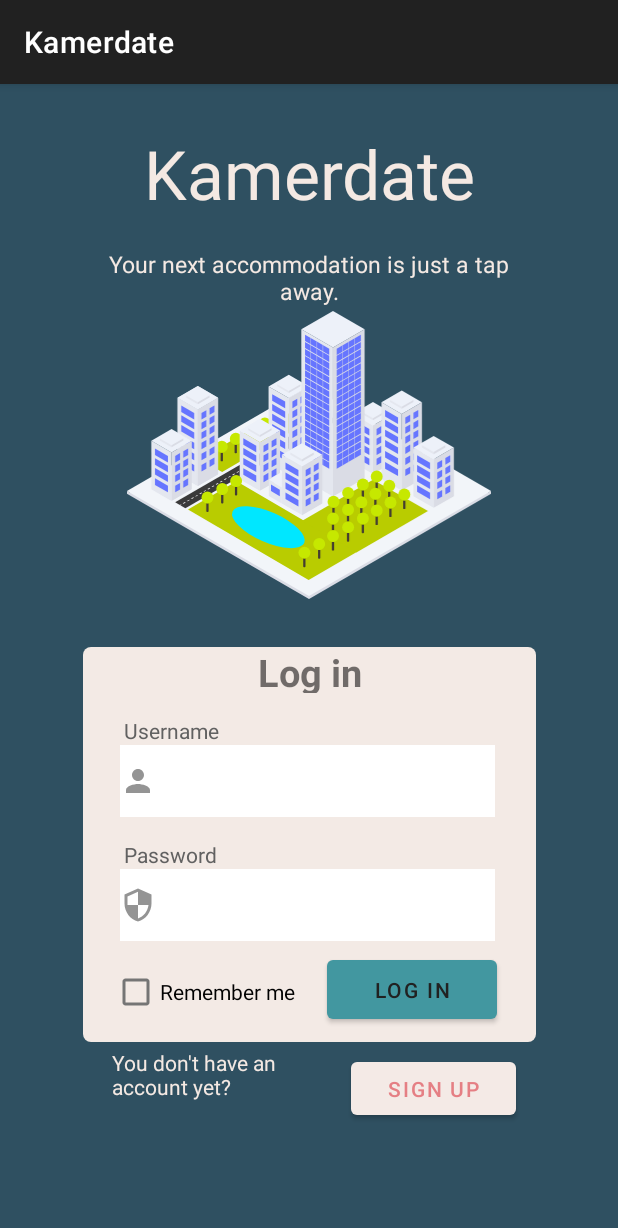
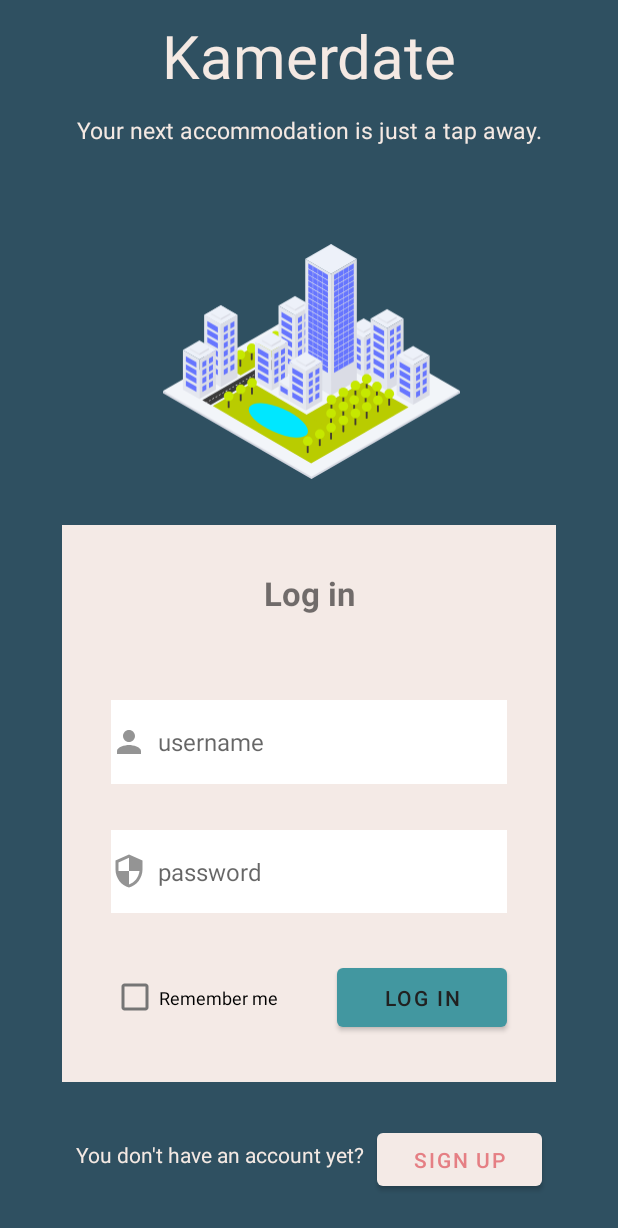
Before and after one commit to zizzkata/dbl-app-development, an Android app: the screen it shows after launch (LoginPage), on a phone screen of 412 x 824 dp. Shown: the top 1228 px of the screen. Run offline under Robolectric (Android 15) with nearby library versions, the phone set to English and light mode, and no system bars.

Commit message:
Resizing Layout
Resizing text boxes still has to be finished

```diff
--- a/app/src/main/res/layout/activity_login_page.xml
+++ b/app/src/main/res/layout/activity_login_page.xml
@@ -7,157 +7,28 @@
     android:background="@color/dark_blue"
     tools:context=".LoginPage">
 
-    <TextView
-        android:id="@+id/app_name"
-        android:layout_width="259dp"
-        android:layout_height="71dp"
-        android:text="@string/app_name"
-        android:textAlignment="center"
-        android:textColor="@color/whitish"
-        android:textSize="45sp"
-        android:textStyle="normal"
+    <androidx.constraintlayout.widget.ConstraintLayout
+        android:id="@+id/SignupContainer"
+        android:layout_width="0dp"
+        android:layout_height="0dp"
         app:layout_constraintBottom_toBottomOf="parent"
-        app:layout_constraintEnd_toEndOf="parent"
-        app:layout_constraintStart_toStartOf="parent"
-        app:layout_constraintTop_toTopOf="parent"
-        app:layout_constraintVertical_bias="0.042" />
-
-    <TextView
-        android:id="@+id/moto"
-        android:layout_width="301dp"
-        android:layout_height="42dp"
-        android:layout_marginTop="4dp"
-        android:text="@string/moto"
-        android:textAlignment="center"
-        android:textColor="@color/whitish"
-        android:textSize="15sp"
-        android:textStyle="normal"
-        app:layout_constraintBottom_toBottomOf="parent"
-        app:layout_constraintEnd_toEndOf="parent"
-        app:layout_constraintStart_toStartOf="parent"
-        app:layout_constraintTop_toBottomOf="@+id/app_name"
-        app:layout_constraintVertical_bias="0.007" />
-
-    <ImageView
-        android:id="@+id/creamy_white_background"
-        android:layout_width="302dp"
-        android:layout_height="263dp"
-        android:layout_marginTop="8dp"
-        android:contentDescription="@string/background_for_sign_up"
-        app:layout_constraintBottom_toBottomOf="parent"
-        app:layout_constraintEnd_toEndOf="parent"
-        app:layout_constraintHorizontal_bias="0.504"
-        app:layout_constraintStart_toStartOf="parent"
-        app:layout_constraintTop_toBottomOf="@+id/imageView"
-        app:layout_constraintVertical_bias="0.156"
-        app:srcCompat="@drawable/rectanglebg"
-        tools:ignore="ImageContrastCheck" />
-
-    <TextView
-        android:id="@+id/textView5"
-        android:layout_width="120dp"
-        android:layout_height="31dp"
-        android:layout_marginTop="-10dp"
-        android:layout_marginBottom="120dp"
-        android:text="@string/log_in"
-        android:textAlignment="center"
-        android:textColorLink="@color/dark_blue"
-        android:textSize="25sp"
-        android:textStyle="bold"
-        app:layout_constraintBottom_toBottomOf="@+id/creamy_white_background"
-        app:layout_constraintEnd_toEndOf="@+id/creamy_white_background"
-        app:layout_constraintStart_toStartOf="@+id/creamy_white_background"
-        app:layout_constraintTop_toTopOf="@+id/creamy_white_background"
-        app:layout_constraintVertical_bias="0.079" />
-    <TextView
-        android:id="@+id/username"
-        android:layout_width="wrap_content"
-        android:layout_height="wrap_content"
-        android:layout_marginTop="15dp"
-        android:text="@string/username"
-        android:textColor="#616161"
-        app:layout_constraintEnd_toEndOf="@+id/creamy_white_background"
-        app:layout_constraintHorizontal_bias="0.115"
-        app:layout_constraintStart_toStartOf="@+id/creamy_white_background"
-        app:layout_constraintTop_toBottomOf="@+id/textView5" />
-
-    <EditText
-        android:id="@+id/editUsernameBox"
-        android:layout_width="250dp"
-        android:layout_height="48dp"
-        android:background="@color/white"
-        android:drawableStart="@drawable/ic_person"
-        android:drawablePadding="3dp"
-        android:ems="10"
-        android:importantForAutofill="no"
-        android:inputType="textPersonName"
-        android:labelFor="@id/editUsernameBox"
-        app:layout_constraintBottom_toBottomOf="@+id/creamy_white_background"
-        app:layout_constraintEnd_toEndOf="@+id/creamy_white_background"
-        app:layout_constraintHorizontal_bias="0.48"
-        app:layout_constraintStart_toStartOf="@+id/creamy_white_background"
-        app:layout_constraintTop_toBottomOf="@+id/username"
-        app:layout_constraintVertical_bias="0.0"
-        tools:ignore="SpeakableTextPresentCheck" />
-
-    <TextView
-        android:id="@+id/password"
-        android:layout_width="wrap_content"
-        android:layout_height="wrap_content"
-        android:layout_marginTop="15dp"
-        android:text="@string/password"
-        android:textColor="#616161"
-        app:layout_constraintEnd_toEndOf="@+id/creamy_white_background"
-        app:layout_constraintHorizontal_bias="0.114"
-        app:layout_constraintStart_toStartOf="@+id/creamy_white_background"
-        app:layout_constraintTop_toBottomOf="@+id/editUsernameBox" />
-
-    <EditText
-        android:id="@+id/editPasswordBox"
-        android:layout_width="250dp"
-        android:layout_height="48dp"
-        android:background="@color/white"
-        android:drawableStart="@drawable/ic_security"
-        android:drawablePadding="3dp"
-        android:ems="10"
-        android:importantForAutofill="no"
-        android:inputType="textPassword"
-        android:labelFor="@id/editPasswordBox"
-        app:layout_constraintBottom_toBottomOf="@+id/creamy_white_background"
-        app:layout_constraintEnd_toEndOf="@+id/creamy_white_background"
-        app:layout_constraintHorizontal_bias="0.48"
-        app:layout_constraintStart_toStartOf="@+id/creamy_white_background"
-        app:layout_constraintTop_toBottomOf="@+id/password"
-        app:layout_constraintVertical_bias="0.0"
-        tools:ignore="SpeakableTextPresentCheck" />
+        app:layout_constraintEnd_toEndOf="@id/guideline3"
+        app:layout_constraintHeight_percent="0.1"
+        app:layout_constraintHorizontal_bias="0.5"
+        app:layout_constraintStart_toStartOf="@id/guideline2"
+        app:layout_constraintTop_toBottomOf="@+id/LoginContainer">
 
         <TextView
             android:id="@+id/haveAcountText"
-        android:layout_width="123dp"
-        android:layout_height="41dp"
+            android:layout_width="wrap_content"
+            android:layout_height="25dp"
             android:text="@string/you_don_t_have_an_account_yet"
             android:textColor="@color/whitish"
             app:layout_constraintBottom_toBottomOf="parent"
             app:layout_constraintEnd_toStartOf="@+id/signUpButton"
-        app:layout_constraintHorizontal_bias="0.672"
+            app:layout_constraintHorizontal_bias="0.5"
             app:layout_constraintStart_toStartOf="parent"
-        app:layout_constraintTop_toBottomOf="@+id/logInButton"
-        app:layout_constraintVertical_bias="0.136" />
-
-    <Button
-        android:id="@+id/logInButton"
-        android:layout_width="113dp"
-        android:layout_height="51dp"
-        android:text="@string/log_in"
-        android:textColor="#212121"
-        app:backgroundTint="@color/teal"
-        app:layout_constraintBottom_toBottomOf="@+id/creamy_white_background"
-        app:layout_constraintEnd_toEndOf="@+id/creamy_white_background"
-        app:layout_constraintHorizontal_bias="0.862"
-        app:layout_constraintStart_toStartOf="@+id/creamy_white_background"
-        app:layout_constraintTop_toBottomOf="@+id/editPasswordBox"
-        app:layout_constraintVertical_bias="0.411"
-        tools:ignore="TextContrastCheck,DuplicateSpeakableTextCheck" />
+            app:layout_constraintTop_toTopOf="parent" />
 
         <Button
             android:id="@+id/signUpButton"
@@ -168,34 +39,193 @@
             app:backgroundTint="@color/creamy_white"
             app:layout_constraintBottom_toBottomOf="parent"
             app:layout_constraintEnd_toEndOf="parent"
-        app:layout_constraintHorizontal_bias="0.774"
-        app:layout_constraintStart_toStartOf="parent"
-        app:layout_constraintTop_toBottomOf="@+id/creamy_white_background"
-        app:layout_constraintVertical_bias="0.089" />
+            app:layout_constraintHorizontal_bias="0.5"
+            app:layout_constraintStart_toEndOf="@+id/haveAcountText"
+            app:layout_constraintTop_toTopOf="parent" />
+    </androidx.constraintlayout.widget.ConstraintLayout>
+
+    <androidx.constraintlayout.widget.ConstraintLayout
+        android:id="@+id/LoginContainer"
+        android:layout_width="0dp"
+        android:layout_height="0dp"
+        android:background="@color/creamy_white"
+        app:layout_constraintBottom_toTopOf="@+id/SignupContainer"
+        app:layout_constraintEnd_toEndOf="@id/guideline3"
+        app:layout_constraintHeight_percent="0.45"
+        app:layout_constraintHorizontal_bias="0.0"
+        app:layout_constraintStart_toStartOf="@id/guideline2"
+        app:layout_constraintTop_toBottomOf="@+id/LogoContainer">
+
+        <EditText
+            android:id="@+id/editUsernameBox"
+            android:layout_width="0dp"
+            android:layout_height="0dp"
+            android:background="@color/white"
+            android:drawableStart="@drawable/ic_person"
+            android:drawablePadding="7dp"
+            android:ems="10"
+            android:hint="username"
+            android:importantForAutofill="no"
+            android:inputType="textPersonName"
+            android:labelFor="@id/editUsernameBox"
+            android:textSize="16sp"
+            app:layout_constraintBottom_toTopOf="@+id/editPasswordBox"
+            app:layout_constraintEnd_toStartOf="@+id/loginRightGuideline"
+            app:layout_constraintHeight_percent="0.15"
+            app:layout_constraintHorizontal_bias="0.5"
+            app:layout_constraintStart_toStartOf="@+id/loginLeftGuideline"
+            app:layout_constraintTop_toBottomOf="@+id/textView5"
+            tools:ignore="SpeakableTextPresentCheck" />
 
         <CheckBox
             android:id="@+id/rememberMe"
             android:layout_width="wrap_content"
+            android:layout_height="0dp"
+            android:text="@string/remember_me"
+            android:textSize="12sp"
+            app:layout_constraintBottom_toBottomOf="parent"
+            app:layout_constraintHeight_percent="0.15"
+            app:layout_constraintStart_toStartOf="@+id/loginLeftGuideline"
+            app:layout_constraintTop_toBottomOf="@+id/editPasswordBox" />
+
+        <Button
+            android:id="@+id/logInButton"
+            android:layout_width="113dp"
+            android:layout_height="51dp"
+            android:text="@string/log_in"
+            android:textColor="#212121"
+            app:backgroundTint="@color/teal"
+            app:layout_constraintBottom_toBottomOf="parent"
+            app:layout_constraintEnd_toStartOf="@+id/loginRightGuideline"
+            app:layout_constraintTop_toBottomOf="@+id/editPasswordBox"
+            tools:ignore="TextContrastCheck,DuplicateSpeakableTextCheck" />
+
+        <TextView
+            android:id="@+id/textView5"
+            android:layout_width="0dp"
+            android:layout_height="0dp"
+            android:text="@string/log_in"
+            android:textAlignment="center"
+            android:textColorLink="@color/dark_blue"
+            android:textSize="22sp"
+            android:textStyle="bold"
+            app:layout_constraintBottom_toTopOf="@+id/editUsernameBox"
+            app:layout_constraintEnd_toStartOf="@+id/loginRightGuideline"
+            app:layout_constraintHeight_percent="0.15"
+            app:layout_constraintHorizontal_bias="0.5"
+            app:layout_constraintStart_toStartOf="@+id/loginLeftGuideline"
+            app:layout_constraintTop_toTopOf="parent"
+            app:layout_constraintWidth_percent="0.6" />
+
+        <EditText
+            android:id="@+id/editPasswordBox"
+            android:layout_width="0dp"
+            android:layout_height="0dp"
+            android:background="@color/white"
+            android:drawableStart="@drawable/ic_security"
+            android:drawablePadding="7dp"
+            android:ems="10"
+            android:hint="password"
+            android:importantForAutofill="no"
+            android:inputType="textPassword"
+            android:labelFor="@id/editPasswordBox"
+            android:textSize="16sp"
+            app:layout_constraintBottom_toTopOf="@+id/logInButton"
+            app:layout_constraintEnd_toStartOf="@+id/loginRightGuideline"
+            app:layout_constraintHeight_percent="0.15"
+            app:layout_constraintHorizontal_bias="0.5"
+            app:layout_constraintStart_toStartOf="@+id/loginLeftGuideline"
+            app:layout_constraintTop_toBottomOf="@+id/editUsernameBox"
+            tools:ignore="SpeakableTextPresentCheck" />
+
+        <androidx.constraintlayout.widget.Guideline
+            android:id="@+id/loginLeftGuideline"
+            android:layout_width="wrap_content"
             android:layout_height="wrap_content"
-        android:layout_marginEnd="20dp"
-        android:text="@string/remember_me"
-        app:layout_constraintBottom_toBottomOf="@+id/creamy_white_background"
-        app:layout_constraintEnd_toStartOf="@+id/logInButton"
-        app:layout_constraintHorizontal_bias="0.95"
-        app:layout_constraintStart_toStartOf="@+id/creamy_white_background"
-        app:layout_constraintTop_toBottomOf="@+id/editPasswordBox" />
+            android:orientation="vertical"
+            app:layout_constraintGuide_percent="0.1"
+            app:layout_constraintStart_toStartOf="parent" />
+
+        <androidx.constraintlayout.widget.Guideline
+            android:id="@+id/loginRightGuideline"
+            android:layout_width="wrap_content"
+            android:layout_height="wrap_content"
+            android:orientation="vertical"
+            app:layout_constraintGuide_percent="0.9"
+            app:layout_constraintStart_toStartOf="parent" />
+
+
+    </androidx.constraintlayout.widget.ConstraintLayout>
+
+    <androidx.constraintlayout.widget.ConstraintLayout
+        android:id="@+id/LogoContainer"
+        android:layout_width="0dp"
+        android:layout_height="0dp"
+        app:layout_constraintBottom_toTopOf="@+id/LoginContainer"
+        app:layout_constraintEnd_toEndOf="@id/guideline3"
+        app:layout_constraintHeight_percent="0.4"
+        app:layout_constraintHorizontal_bias="0.5"
+        app:layout_constraintStart_toStartOf="@id/guideline2"
+        app:layout_constraintTop_toTopOf="parent">
+
+        <TextView
+            android:id="@+id/app_name"
+            android:layout_width="0dp"
+            android:layout_height="0dp"
+            app:layout_constraintHeight_percent="0.2"
+            android:text="@string/app_name"
+            android:textAlignment="center"
+            android:textColor="@color/whitish"
+            android:textSize="40sp"
+            android:textStyle="normal"
+            app:layout_constraintBottom_toTopOf="@+id/moto"
+            app:layout_constraintEnd_toEndOf="parent"
+            app:layout_constraintStart_toStartOf="parent"
+            app:layout_constraintTop_toTopOf="parent" />
+
+        <TextView
+            android:id="@+id/moto"
+            android:layout_width="match_parent"
+            android:layout_height="0dp"
+            app:layout_constraintHeight_percent="0.2"
+            android:text="@string/moto"
+            android:textAlignment="center"
+            android:textColor="@color/whitish"
+            android:textSize="15sp"
+            android:textStyle="normal"
+            app:layout_constraintBottom_toTopOf="@+id/imageView"
+            app:layout_constraintEnd_toEndOf="parent"
+            app:layout_constraintStart_toStartOf="parent"
+            app:layout_constraintTop_toBottomOf="@+id/app_name" />
 
         <ImageView
             android:id="@+id/imageView"
-        android:layout_width="261dp"
-        android:layout_height="192dp"
-        android:layout_marginBottom="50dp"
+            android:layout_width="0dp"
+            android:layout_height="0dp"
+            app:layout_constraintHeight_percent="0.6"
+            app:layout_constraintDimensionRatio="1:1"
             app:layout_constraintBottom_toBottomOf="parent"
             app:layout_constraintEnd_toEndOf="parent"
+            app:layout_constraintHorizontal_bias="0.514"
             app:layout_constraintStart_toStartOf="parent"
             app:layout_constraintTop_toBottomOf="@+id/moto"
-        app:layout_constraintVertical_bias="0.0"
             app:srcCompat="@drawable/ic_city_svg" />
+
+    </androidx.constraintlayout.widget.ConstraintLayout>
+
+    <androidx.constraintlayout.widget.Guideline
+        android:id="@+id/guideline2"
+        android:layout_width="wrap_content"
+        android:layout_height="wrap_content"
+        android:orientation="vertical"
+        app:layout_constraintGuide_percent="0.1" />
+
+    <androidx.constraintlayout.widget.Guideline
+        android:id="@+id/guideline3"
+        android:layout_width="wrap_content"
+        android:layout_height="wrap_content"
+        android:orientation="vertical"
+        app:layout_constraintGuide_percent="0.9" />
 
 
 </androidx.constraintlayout.widget.ConstraintLayout>
--- a/app/src/main/res/values-night/themes.xml
+++ b/app/src/main/res/values-night/themes.xml
@@ -1,6 +1,6 @@
 <resources xmlns:tools="http://schemas.android.com/tools">
     <!-- Base application theme. -->
-    <style name="Theme.Kamerdate" parent="Theme.MaterialComponents.DayNight.DarkActionBar">
+    <style name="Theme.Kamerdate" parent="Theme.MaterialComponents.DayNight.NoActionBar">
         <!-- Primary brand color.
         <item name="colorPrimary">@color/purple_200</item>
         <item name="colorPrimaryVariant">@color/purple_700</item>
--- a/app/src/main/res/values/styles.xml
+++ /dev/null
@@ -1,12 +0,0 @@
-<?xml version="1.0"?>
-<resources>
-
-    <!-- Base application theme. -->
-    -<style parent="Theme.AppCompat.Light.NoActionBar" name="AppTheme">
-
-    <!-- Customize your theme here. -->
-    <item name="colorPrimaryDark">@color/teal</item>
-
-</style>
-
-</resources>
--- a/app/src/main/res/values/themes.xml
+++ b/app/src/main/res/values/themes.xml
@@ -1,6 +1,6 @@
 <resources xmlns:tools="http://schemas.android.com/tools">
     <!-- Base application theme. -->
-    <style name="Theme.Kamerdate" parent="Theme.MaterialComponents.DayNight.DarkActionBar">
+    <style name="Theme.Kamerdate" parent="Theme.MaterialComponents.DayNight.NoActionBar">
         <!-- Primary brand color.
         <item name="colorPrimary">@color/purple_500</item>
         <item name="colorPrimaryVariant">@color/purple_700</item>
```
Lines whose indentation alone changed are shown as unchanged.
